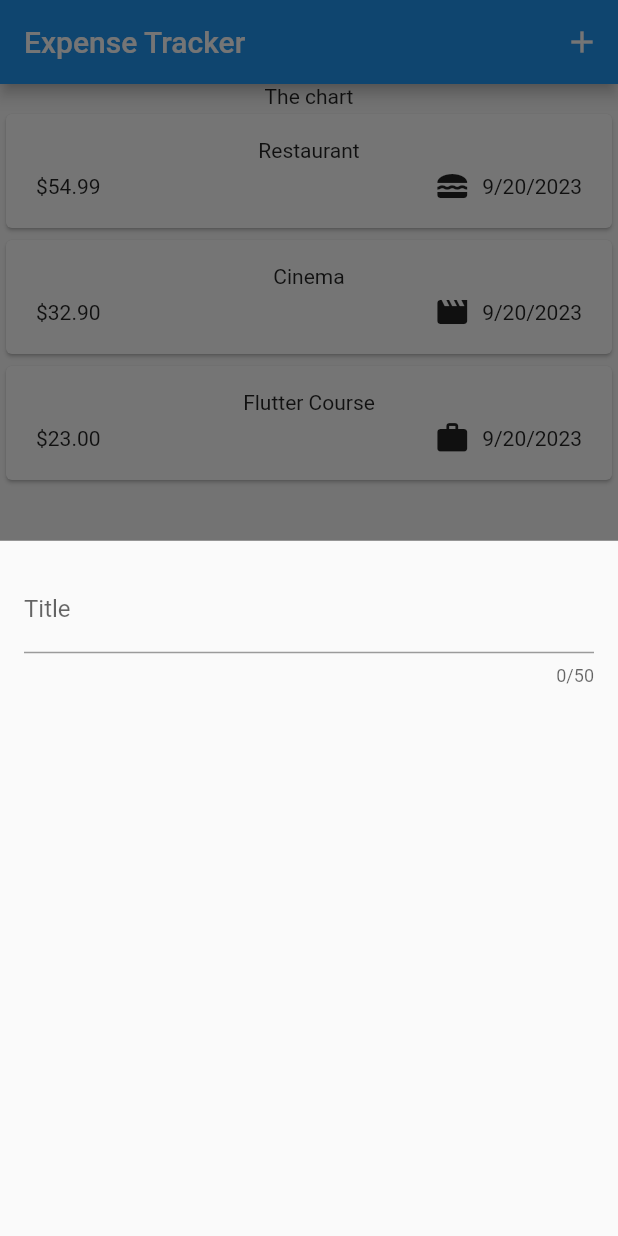
After one commit to AndroidKarlos/ExpensesTracker, a Flutter app: the screen it shows after launch, after a tap on the "add" icon, on a phone screen of 412 x 824 dp. The commit adds this screen. Run offline on Flutter 3.47's test engine with Material 2 defaults, Android fonts, the phone set to English and light mode, and no system bars.

Commit message:
adding appBar and Modal overlay to add expenses

```diff
--- a/lib/widget/expenses.dart
+++ b/lib/widget/expenses.dart
@@ -1,4 +1,5 @@
 import 'package:expense_tracker/widget/expenses_list/expenses_list.dart';
+import 'package:expense_tracker/widget/new_expense.dart';
 import 'package:flutter/material.dart';
 import 'package:expense_tracker/models/expense.dart';
 
@@ -30,9 +31,25 @@ class _ExpensesState extends State<Expenses> {
         category: Category.work),
   ];
 
+  void _openAddExpenseOverlay() {
+    showModalBottomSheet(
+      context: context,
+      builder: (ctx) => const NewExpense(),
+    );
+  }
+
   @override
   Widget build(BuildContext context) {
     return Scaffold(
+      appBar: AppBar(
+        title: const Text('Expense Tracker'),
+        actions: [
+          IconButton(
+            onPressed: _openAddExpenseOverlay,
+            icon: const Icon(Icons.add),
+          ),
+        ],
+      ),
       body: Column(
         children: [
           const Text('The chart'),
--- /dev/null
+++ b/lib/widget/new_expense.dart
@@ -0,0 +1,24 @@
+import 'package:flutter/material.dart';
+
+class NewExpense extends StatefulWidget {
+  const NewExpense({super.key});
+
+  @override
+  State<NewExpense> createState() {
+    return _NewExpenseState();
+  }
+}
+
+class _NewExpenseState extends State<NewExpense> {
+  @override
+  Widget build(BuildContext context) {
+    return const Padding(
+      padding: EdgeInsets.all(16),
+      child: Column(
+        children: [
+          TextField( maxLength: 50, decoration: InputDecoration(label: Text('Title')),)
+        ],
+      ),
+    );
+  }
+}
```
